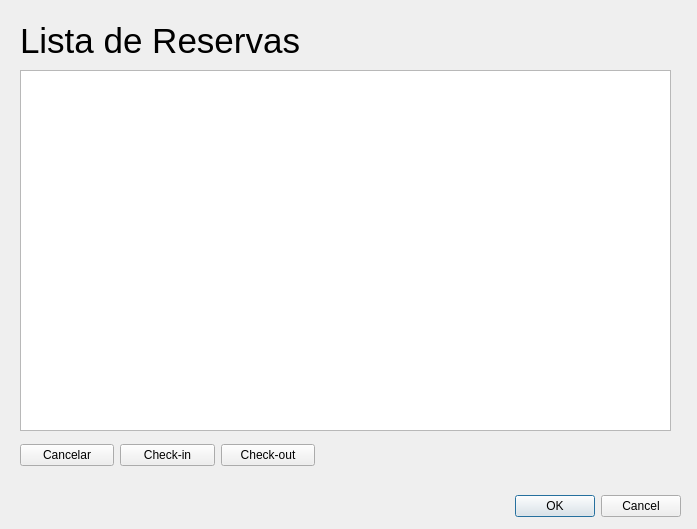
This is colaboradores/reservastela.ui in ViniiGabriel/hotelQT as Qt 5 draws it before an edit. The edited form follows.
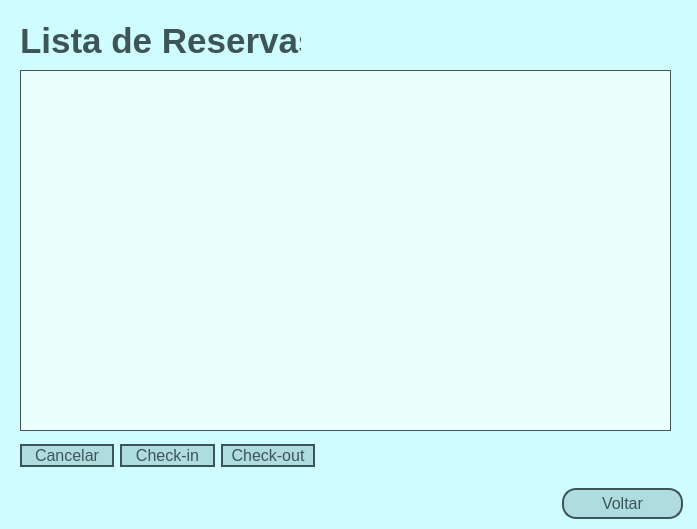
This is the edited form.

```diff
--- a/colaboradores/reservastela.ui
+++ b/colaboradores/reservastela.ui
@@ -13,22 +13,39 @@
   <property name="windowTitle">
    <string>Reservas</string>
   </property>
-  <widget class="QDialogButtonBox" name="buttonBox">
-   <property name="geometry">
-    <rect>
-     <x>340</x>
-     <y>490</y>
-     <width>341</width>
-     <height>32</height>
-    </rect>
-   </property>
-   <property name="orientation">
-    <enum>Qt::Horizontal</enum>
-   </property>
-   <property name="standardButtons">
-    <set>QDialogButtonBox::Cancel|QDialogButtonBox::Ok</set>
-   </property>
-  </widget>
+  <property name="styleSheet">
+   <string notr="true">QDialog{
+	background-color: #cffdff;
+}
+
+QPushButton{
+	background-color: #afdcde;
+	border-radius: 14px;
+	border: 2px solid #3d5557;
+	color: #3d5557;
+	font-size: 16px;
+}
+
+QPushButton::hover{
+	background-color: #b9faf4;
+}
+
+
+QLabel{
+	color: #3d5557;
+	font-weight:bold;
+}
+
+QTableWidget {
+	background-color: #ebfffd;
+	border: 1px solid #3d5557;
+}
+
+QHeaderView::section{
+	background-color: #9db3b1;
+	font-weight: bold;
+}</string>
+  </property>
   <widget class="QTableWidget" name="tb_reservas">
    <property name="geometry">
     <rect>
@@ -51,6 +68,7 @@
    <property name="font">
     <font>
      <pointsize>26</pointsize>
+     <bold>true</bold>
     </font>
    </property>
    <property name="text">
@@ -90,6 +108,19 @@
     </item>
    </layout>
   </widget>
+  <widget class="QPushButton" name="btn_voltar">
+   <property name="geometry">
+    <rect>
+     <x>562</x>
+     <y>488</y>
+     <width>121</width>
+     <height>31</height>
+    </rect>
+   </property>
+   <property name="text">
+    <string>Voltar</string>
+   </property>
+  </widget>
  </widget>
  <resources/>
  <connections>
```
Left out of the diff: 35 changed lines with no effect on the pictures.
